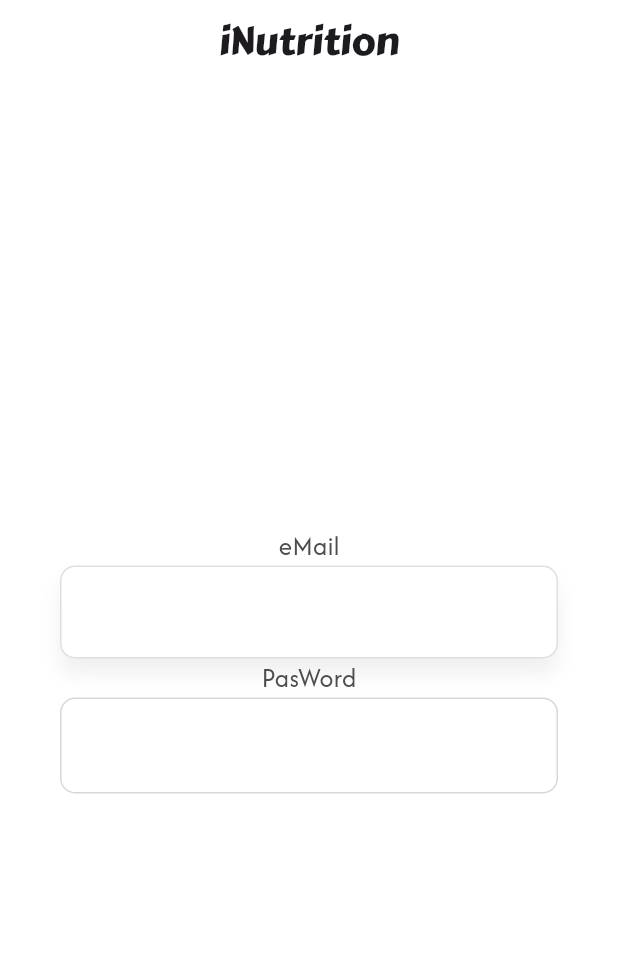
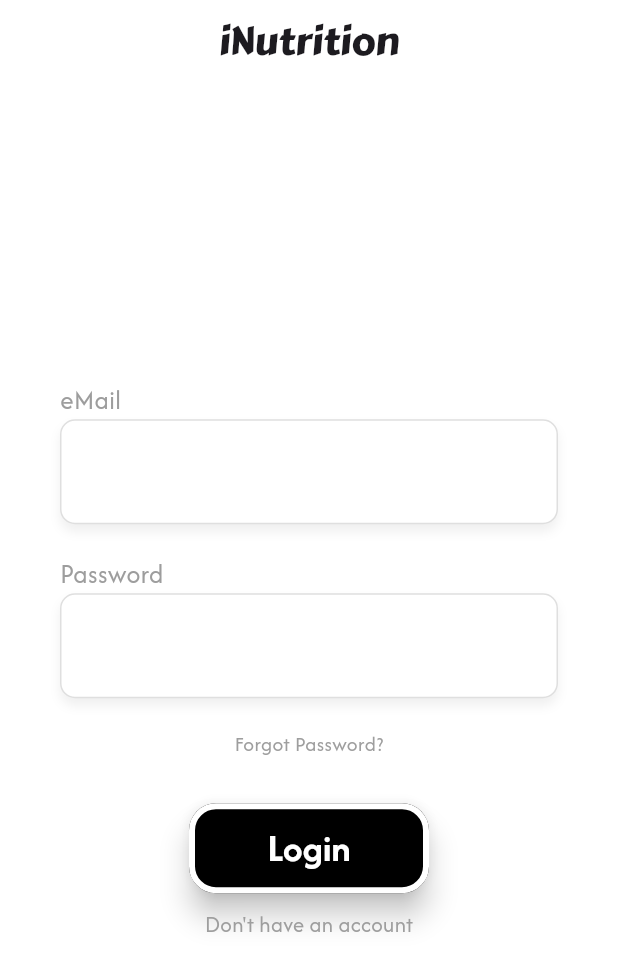
Before and after one commit to Shubr/iNutrition, a Flutter app: the screen it shows after launch, on a phone screen of 412 x 824 dp. Shown: the top 971 px of the screen. Run offline on Flutter 3.47's test engine with Material 3 defaults, Android fonts, the light colour scheme and no system bars; Roboto replaces fonts that are missing (afacad).

Commit message:
complete ui

```diff
--- a/lib/main.dart
+++ b/lib/main.dart
@@ -23,21 +23,109 @@
             style: TextStyle(fontFamily: "Carter", fontSize: 25),
           ),
         ),
-      body: Padding(
-        padding: const EdgeInsets.only(left: 40, right: 40),
-        child: Center(
+        body: LayoutBuilder(builder: (context, constraints) {
+          return SingleChildScrollView(
+            child: ConstrainedBox(
+              constraints: BoxConstraints(
+                minHeight: constraints.maxHeight,
+              ),
+              child: IntrinsicHeight(
+                child: Padding(
+                  padding: const EdgeInsets.symmetric(horizontal: 40),
                   child: Column(
-            mainAxisSize: MainAxisSize.min,
-            crossAxisAlignment: CrossAxisAlignment.center, // Add this line
+                    mainAxisAlignment:
+                        MainAxisAlignment.center, // vertical centering
+                    crossAxisAlignment: CrossAxisAlignment.center,
                     children: [
-              const Text(
+                      const Align(
+                        alignment: Alignment.centerLeft,
+                        child: Text(
                           "eMail",
                           style: TextStyle(
                             fontFamily: "Afacad",
                             fontSize: 18,
-                    color: Color.fromARGB(255, 76, 76, 76)),
+                            color: Color.fromARGB(255, 157, 157, 157),
                           ),
-              Container(
+                        ),
+                      ),
+                      _buildTextField(),
+                      const Align(
+                        alignment: Alignment.centerLeft,
+                        child: Text(
+                          "Password",
+                          style: TextStyle(
+                            fontFamily: "Afacad",
+                            fontSize: 18,
+                            color: Color.fromARGB(255, 157, 157, 157),
+                          ),
+                        ),
+                      ),
+                      _buildTextField(),
+                      Align(
+                        child: GestureDetector(
+                          onTap: () {
+                            print("click");
+                          },
+                          child: const Text(
+                            "Forgot Password?",
+                            style: TextStyle(
+                                color: Colors.grey, fontFamily: "Afacad"),
+                          ),
+                        ),
+                      ),
+                      const SizedBox(height: 30),
+                      SizedBox(
+                        width: 160,
+                        height: 60,
+                        child: ElevatedButton(
+                          style: ElevatedButton.styleFrom(
+                            backgroundColor: Colors.black,
+                            foregroundColor: Colors.red,
+                            elevation: 8,
+                            side:
+                                const BorderSide(color: Colors.white, width: 4),
+                            shape: RoundedRectangleBorder(
+                                borderRadius: BorderRadius.circular(18)),
+                          ),
+                          onPressed: () {},
+                          child: const Text(
+                            "Login",
+                            style: TextStyle(
+                                fontFamily: "afacad",
+                                fontSize: 26,
+                                fontWeight: FontWeight.bold,
+                                color: Colors.white),
+                          ),
+                        ),
+                      ),
+                      const SizedBox(height: 10),
+                      Align(
+                        child: GestureDetector(
+                          onTap: () {
+                            print("click");
+                          },
+                          child: const Text(
+                            "Don't have an account",
+                            style: TextStyle(
+                                fontSize: 15,
+                                color: Colors.grey,
+                                fontFamily: "Afacad"),
+                          ),
+                        ),
+                      )
+                    ],
+                  ),
+                ),
+              ),
+            ),
+          );
+        }));
+  }
+}
+
+Widget _buildTextField() {
+  return Container(
+    margin: const EdgeInsets.only(bottom: 20),
     decoration: BoxDecoration(
       color: Colors.white,
       borderRadius: BorderRadius.circular(10),
@@ -47,48 +135,19 @@
       ),
       boxShadow: [
         BoxShadow(
-                      color: const Color.fromARGB(255, 104, 104, 104)
-                          .withOpacity(0.1), // Shadow color
-                      blurRadius: 10, // Blur strength
-                      spreadRadius: 0, // Shadow spread
-                      offset: const Offset(0, 10), // Position of the shadow
+          color: const Color.fromARGB(255, 104, 104, 104).withOpacity(0.1),
+          blurRadius: 5,
+          offset: const Offset(0, 5),
         ),
       ],
     ),
     child: const TextField(
-                  style: TextStyle(height: 2),
+      cursorColor: Colors.black,
+      style: TextStyle(height: 2, fontFamily: "Afacad", fontSize: 20),
       decoration: InputDecoration(
-                    contentPadding:
-                        EdgeInsets.symmetric(horizontal: 12, vertical: 14),
+        contentPadding: EdgeInsets.symmetric(horizontal: 12, vertical: 14),
         border: InputBorder.none,
-                    focusedBorder: InputBorder.none,
-                    enabledBorder: InputBorder.none,
-                  ),
-                ),
-              ),
-              Text(
-                "PasWord",
-                style: TextStyle(
-                    fontFamily: "Afacad",
-                    fontSize: 18,
-                    color: Color.fromARGB(255, 76, 76, 76)),
-              ),
-              TextField(
-                style: TextStyle(height: 2),
-                decoration: InputDecoration(
-                    focusedBorder: OutlineInputBorder(
-                        borderSide: BorderSide(
-                            color: Color.fromARGB(67, 104, 104, 104)),
-                        borderRadius: BorderRadius.all(Radius.circular(10))),
-                    enabledBorder: OutlineInputBorder(
-                        borderSide: BorderSide(
-                            color: Color.fromARGB(67, 104, 104, 104)),
-                        borderRadius: BorderRadius.all(Radius.circular(10)))),
-              )
-            ],
-          ),
       ),
     ),
   );
 }
-}
```
Lines whose indentation alone changed are shown as unchanged.
